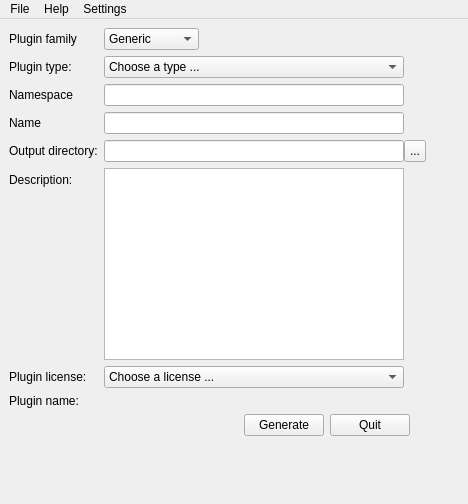
The window that tools/medPluginGenerator/medPluginGeneratorMainWindow.ui (medInria/medInria-public) describes before a commit, drawn with Qt 5.
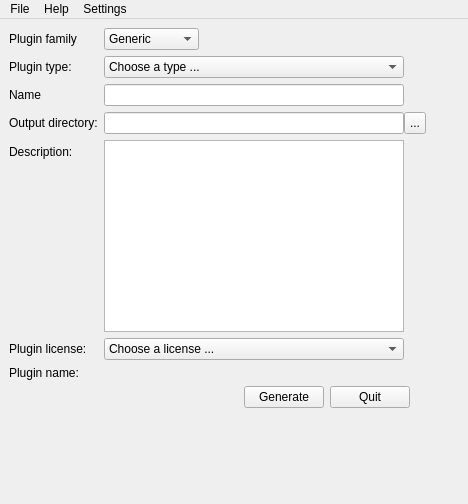
The same window after the commit.

Commit message: The namespace in medPluginGenerator was sentenced to death. Peace to his soul

What changed in the file:
```diff
--- a/tools/medPluginGenerator/medPluginGeneratorMainWindow.ui
+++ b/tools/medPluginGenerator/medPluginGeneratorMainWindow.ui
@@ -94,26 +94,6 @@
      </widget>
     </item>
     <item row="3" column="0">
-     <widget class="QLabel" name="namespaceLabel">
-      <property name="text">
-       <string>Namespace</string>
-      </property>
-      <property name="buddy">
-       <cstring>namespaceLineEdit</cstring>
-      </property>
-     </widget>
-    </item>
-    <item row="3" column="1">
-     <widget class="QLineEdit" name="namespaceLineEdit">
-      <property name="minimumSize">
-       <size>
-        <width>300</width>
-        <height>0</height>
-       </size>
-      </property>
-     </widget>
-    </item>
-    <item row="4" column="0">
      <widget class="QLabel" name="nameLabel">
       <property name="text">
        <string>Name</string>
@@ -123,7 +103,7 @@
       </property>
      </widget>
     </item>
-    <item row="4" column="1">
+    <item row="3" column="1">
      <widget class="QLineEdit" name="nameLineEdit">
       <property name="minimumSize">
        <size>
@@ -133,7 +113,7 @@
       </property>
      </widget>
     </item>
-    <item row="5" column="0">
+    <item row="4" column="0">
      <widget class="QLabel" name="outputPathLabel">
       <property name="text">
        <string>Output directory:</string>
@@ -143,7 +123,7 @@
       </property>
      </widget>
     </item>
-    <item row="5" column="1">
+    <item row="4" column="1">
      <layout class="QHBoxLayout" name="horizontalLayout">
       <property name="spacing">
        <number>0</number>
@@ -182,14 +162,14 @@
       </item>
      </layout>
     </item>
-    <item row="6" column="0">
+    <item row="5" column="0">
      <widget class="QLabel" name="descriptionLabel">
       <property name="text">
        <string>Description:</string>
       </property>
      </widget>
     </item>
-    <item row="6" column="1">
+    <item row="5" column="1">
      <widget class="QTextEdit" name="descriptionTextEdit">
       <property name="sizePolicy">
        <sizepolicy hsizetype="Fixed" vsizetype="Preferred">
@@ -214,7 +194,7 @@
       </property>
      </widget>
     </item>
-    <item row="7" column="0">
+    <item row="6" column="0">
      <widget class="QLabel" name="pluginLicenseLabel">
       <property name="text">
        <string>Plugin license:</string>
@@ -224,7 +204,7 @@
       </property>
      </widget>
     </item>
-    <item row="7" column="1">
+    <item row="6" column="1">
      <widget class="QComboBox" name="pluginLicenseCombo">
       <property name="minimumSize">
        <size>
@@ -269,14 +249,14 @@
       </item>
      </widget>
     </item>
-    <item row="8" column="0">
+    <item row="7" column="0">
      <widget class="QLabel" name="outputPluginLabel">
       <property name="text">
        <string>Plugin name:</string>
       </property>
      </widget>
     </item>
-    <item row="8" column="1">
+    <item row="7" column="1">
      <widget class="QLabel" name="outputNameLabel">
       <property name="sizePolicy">
        <sizepolicy hsizetype="Fixed" vsizetype="Preferred">
@@ -307,7 +287,7 @@
       </property>
      </widget>
     </item>
-    <item row="9" column="1">
+    <item row="8" column="1">
      <layout class="QHBoxLayout" name="horizontalLayout_4" stretch="0,0,0">
       <property name="leftMargin">
        <number>100</number>
```
The commit also changes 21 other files.
